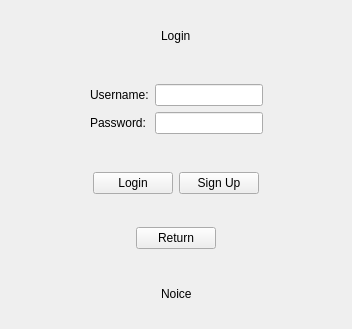
This is DatebaseManagement/loginwidget.ui in YinzhuSU/Qt_DatabaseManagementProject as Qt 5 draws it before an edit. The edited form follows.
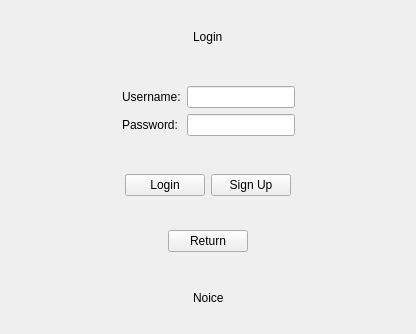
This is the edited form.

What changed in the file:
```diff
--- a/DatebaseManagement/loginwidget.ui
+++ b/DatebaseManagement/loginwidget.ui
@@ -6,8 +6,8 @@
    <rect>
     <x>0</x>
     <y>0</y>
-    <width>352</width>
-    <height>329</height>
+    <width>416</width>
+    <height>334</height>
    </rect>
   </property>
   <property name="windowTitle">
@@ -90,7 +90,11 @@
           </widget>
          </item>
          <item row="1" column="1">
-          <widget class="QLineEdit" name="lePassword"/>
+          <widget class="QLineEdit" name="lePassword">
+           <property name="echoMode">
+            <enum>QLineEdit::Password</enum>
+           </property>
+          </widget>
          </item>
         </layout>
        </widget>
```
